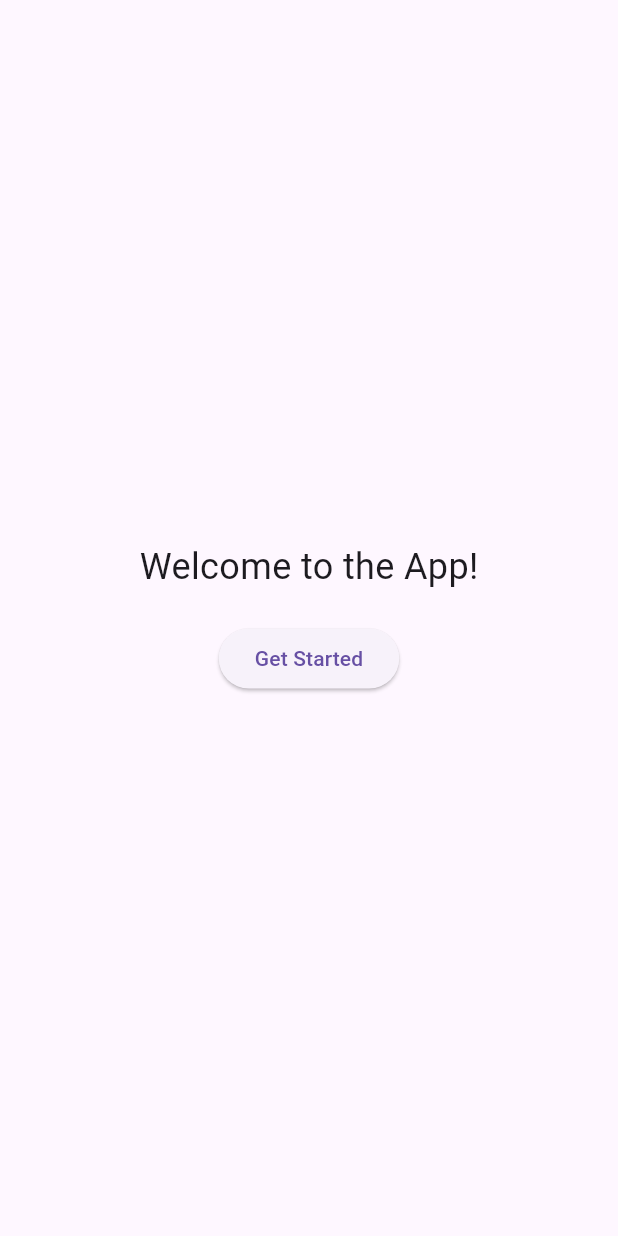
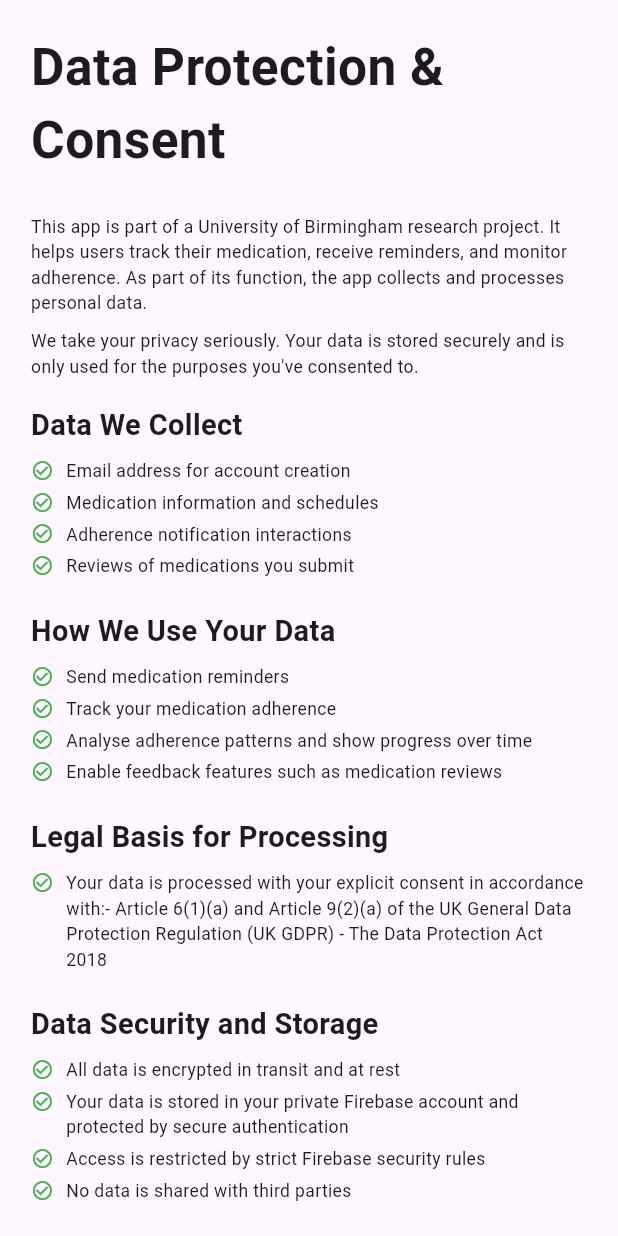
Before and after one commit to LWachtel1/Eyedrop-Adherence-App, a Flutter app: the screen it shows after launch, on a phone screen of 412 x 824 dp. Run offline on Flutter 3.47's test engine with Material 3 defaults, Android fonts, the phone set to English and light mode, and no system bars; our stand-ins replace cloud_firestore, firebase_auth, firebase_core, flutter_local_notifications, flutter_svg, rxdart and 3 more; missing offline and left inert: firebase_ui_auth; accounts and stored records are empty.

Commit message:
Add new GDPR/DPA consent screen as part of onboarding

```diff
--- /dev/null
+++ b/flutter-project/lib/features/onboarding/screens/gdpr_consent_screen.dart
@@ -0,0 +1,206 @@
+import 'package:eyedrop/features/onboarding/services/gdpr_consent_service.dart';
+import 'package:flutter/material.dart';
+import 'package:sizer/sizer.dart';
+
+/// A screen that displays GDPR consent information and requires user consent before proceeding.
+class GDPRConsentScreen extends StatefulWidget {
+  static const String id = "/gdpr-consent";
+
+  const GDPRConsentScreen({Key? key}) : super(key: key);
+
+  @override
+  _GDPRConsentScreenState createState() => _GDPRConsentScreenState();
+}
+
+class _GDPRConsentScreenState extends State<GDPRConsentScreen> {
+  bool _hasGivenConsent = false;
+
+  @override
+  Widget build(BuildContext context) {
+    return Scaffold(
+      body: SafeArea(
+        child: SingleChildScrollView(
+          padding: EdgeInsets.all(5.w),
+          child: Column(
+            crossAxisAlignment: CrossAxisAlignment.start,
+            children: [
+              // Header
+              Center(
+                child: Text(
+                  "Data Protection & Consent",
+                  style: TextStyle(
+                    fontSize: 24.sp,
+                    fontWeight: FontWeight.bold,
+                  ),
+                ),
+              ),
+              SizedBox(height: 3.h),
+
+              // Privacy Notice
+              Text(
+                "This app is part of a University of Birmingham research project. It helps users track their medication, receive reminders, and monitor adherence. As part of its function, the app collects and processes personal data.",
+                style: TextStyle(
+                  fontSize: 14.sp,
+                ),
+              ),
+              SizedBox(height: 1.h),
+              Text(
+                "We take your privacy seriously. Your data is stored securely and is only used for the purposes you've consented to.",
+                style: TextStyle(fontSize: 14.sp),
+              ),
+              SizedBox(height: 2.h),
+
+              // Data Collection
+              Text(
+                "Data We Collect",
+                style: TextStyle(
+                  fontSize: 18.sp,
+                  fontWeight: FontWeight.bold,
+                ),
+              ),
+              SizedBox(height: 1.h),
+              _buildDataPoint("Email address for account creation"),
+              _buildDataPoint("Medication information and schedules"),
+              _buildDataPoint("Adherence notification interactions"),
+              _buildDataPoint("Reviews of medications you submit"),
+
+              SizedBox(height: 2.h),
+
+              // Data Usage
+              Text(
+                "How We Use Your Data",
+                style: TextStyle(
+                  fontSize: 18.sp,
+                  fontWeight: FontWeight.bold,
+                ),
+              ),
+              SizedBox(height: 1.h),
+              _buildDataPoint("Send medication reminders"),
+              _buildDataPoint("Track your medication adherence"),
+              _buildDataPoint("Analyse adherence patterns and show progress over time"),
+              _buildDataPoint("Enable feedback features such as medication reviews"),
+              SizedBox(height: 2.h),
+
+              Text(
+                "Legal Basis for Processing",
+                style: TextStyle(
+                  fontSize: 18.sp,
+                  fontWeight: FontWeight.bold,
+                ),
+              ),
+              SizedBox(height: 1.h),
+              _buildDataPoint("Your data is processed with your explicit consent in accordance with:- Article 6(1)(a) and Article 9(2)(a) of the UK General Data Protection Regulation (UK GDPR) - The Data Protection Act 2018"),
+              SizedBox(height: 2.h),
+
+              Text(
+                "Data Security and Storage",
+                style: TextStyle(
+                  fontSize: 18.sp,
+                  fontWeight: FontWeight.bold,
+                ),
+              ),
+              SizedBox(height: 1.h),
+              _buildDataPoint("All data is encrypted in transit and at rest"),
+              _buildDataPoint("Your data is stored in your private Firebase account and protected by secure authentication"),
+              _buildDataPoint("Access is restricted by strict Firebase security rules"),
+              _buildDataPoint("No data is shared with third parties"),
+              SizedBox(height: 2.h),
+
+              Text(
+                "Your Rights",
+                style: TextStyle(
+                  fontSize: 18.sp,
+                  fontWeight: FontWeight.bold,
+                ),
+              ),
+              SizedBox(height: 1.h),
+              _buildDataPoint("Access, edit, or delete your data"),
+              _buildDataPoint("Withdraw your consent at any time"),
+              _buildDataPoint("Request the deletion of your account and all associated records"),
+              SizedBox(height: 2.h),
+
+              Text(
+                "Data Retention",
+                style: TextStyle(
+                  fontSize: 18.sp,
+                  fontWeight: FontWeight.bold,
+                ),
+              ),
+              SizedBox(height: 1.h),
+              _buildDataPoint("Your data will be stored only as long as your account remains active. You can delete your account at any time, and all data will be permanently erased."),
+              SizedBox(height: 2.h),
+
+              // Consent Checkbox
+              CheckboxListTile(
+                value: _hasGivenConsent,
+                onChanged: (bool? value) {
+                  setState(() {
+                    _hasGivenConsent = value ?? false;
+                  });
+                },
+                title: Text(
+                  "By ticking the box, you confirm that you are 16 years or older, have read and understood how your data will be used, and give explicit consent for us to process the aforementioned personal and health-related data as described",
+                  style: TextStyle(fontSize: 14.sp),
+                ),
+                controlAffinity: ListTileControlAffinity.leading,
+                contentPadding: EdgeInsets.zero,
+              ),
+              SizedBox(height: 2.h),
+
+              // Continue Button
+              SizedBox(
+                width: double.infinity,
+                child: ElevatedButton(
+                  onPressed: _hasGivenConsent
+                      ? () async {
+                          try {
+                            await GDPRConsentService.markConsentGiven();
+                            if (context.mounted) {
+                              Navigator.pushReplacementNamed(context, '/home');
+                            }
+                          } catch (e) {
+                            if (context.mounted) {
+                              ScaffoldMessenger.of(context).showSnackBar(
+                                SnackBar(
+                                  content: Text("Error saving consent. Please try again."),
+                                ),
+                              );
+                            }
+                          }
+                        }
+                      : null,
+                  child: Padding(
+                    padding: EdgeInsets.symmetric(vertical: 1.h),
+                    child: Text(
+                      "Continue",
+                      style: TextStyle(fontSize: 16.sp),
+                    ),
+                  ),
+                ),
+              ),
+            ],
+          ),
+        ),
+      ),
+    );
+  }
+
+  Widget _buildDataPoint(String text) {
+    return Padding(
+      padding: EdgeInsets.only(bottom: 0.5.h),
+      child: Row(
+        crossAxisAlignment: CrossAxisAlignment.start,
+        children: [
+          Icon(Icons.check_circle_outline, size: 16.sp, color: Colors.green),
+          SizedBox(width: 2.w),
+          Expanded(
+            child: Text(
+              text,
+              style: TextStyle(fontSize: 14.sp),
+            ),
+          ),
+        ],
+      ),
+    );
+  }
+}
--- /dev/null
+++ b/flutter-project/lib/features/onboarding/services/gdpr_consent_service.dart
@@ -0,0 +1,40 @@
+import 'dart:developer';
+import 'package:shared_preferences/shared_preferences.dart';
+
+/// A service class to manage GDPR consent state
+///
+/// SharedPreferences is used to track whether the user has given GDPR consent
+class GDPRConsentService {
+  // Name of key that stores whether user has given GDPR consent
+  static const _hasGivenConsentKey = 'hasGivenGDPRConsent';
+
+  /// Checks if the user has given GDPR consent
+  static Future<bool> hasGivenConsent() async {
+    try {
+      final prefs = await SharedPreferences.getInstance();
+      return prefs.getBool(_hasGivenConsentKey) ?? false;
+    } catch (e) {
+      log("Error accessing SharedPreferences for GDPR consent: $e");
+      return false; // Assume no consent if SharedPreferences fails
+    }
+  }
+
+  /// Marks that the user has given GDPR consent
+  ///
+  /// Returns:
+  /// `true` if saving consent status was successful
+  /// `false` if saving failed
+  static Future<bool> markConsentGiven() async {
+    try {
+      final prefs = await SharedPreferences.getInstance();
+      final success = await prefs.setBool(_hasGivenConsentKey, true);
+      if (!success) {
+        log("Failed to save GDPR consent status.");
+      }
+      return success;
+    } catch (e) {
+      log("Error saving GDPR consent status: $e");
+      return false;
+    }
+  }
+}
--- a/flutter-project/lib/main.dart
+++ b/flutter-project/lib/main.dart
@@ -35,6 +35,8 @@ import 'package:eyedrop/features/education/services/education_service.dart';
 
 // Add these imports at the top of your file
 import 'package:eyedrop/features/schedule/screens/daily_schedule_screen.dart';
+import 'package:eyedrop/features/onboarding/screens/gdpr_consent_screen.dart';
+import 'package:eyedrop/features/onboarding/services/gdpr_consent_service.dart';
 
 // Global navigator key for notification navigation
 final GlobalKey<NavigatorState> navigatorKey = GlobalKey<NavigatorState>();
@@ -159,10 +161,34 @@ class MyApp extends StatelessWidget {
       debugShowCheckedModeBanner: false,
       navigatorKey: navigatorKey, // Add navigator key for notification navigation
 
-      //The initial route is the first-time user welcome screen.
-      initialRoute: IntroScreen.id,
+      // Check GDPR consent first
+      initialRoute: GDPRConsentScreen.id,
 
       routes: <String, WidgetBuilder>{
+        GDPRConsentScreen.id: (BuildContext context) => FutureBuilder<bool>(
+          future: GDPRConsentService.hasGivenConsent(),
+          builder: (context, snapshot) {
+            if (snapshot.connectionState == ConnectionState.waiting) {
+              return const Scaffold(
+                body: Center(child: CircularProgressIndicator()),
+              );
+            }
+
+            if (snapshot.hasError) {
+              return const Scaffold(
+                body: Center(child: Text("Error loading consent status")),
+              );
+            }
+
+            // If user has given consent, go to intro screen
+            if (snapshot.data == true) {
+              return IntroScreen();
+            }
+
+            // Otherwise show GDPR consent screen
+            return GDPRConsentScreen();
+          },
+        ),
         IntroScreen.id: (BuildContext context) => IntroScreen(),
         '/home': (BuildContext context) => AuthGate(),
         RemindersScreen.id: (BuildContext context) => RemindersScreen(),
```
